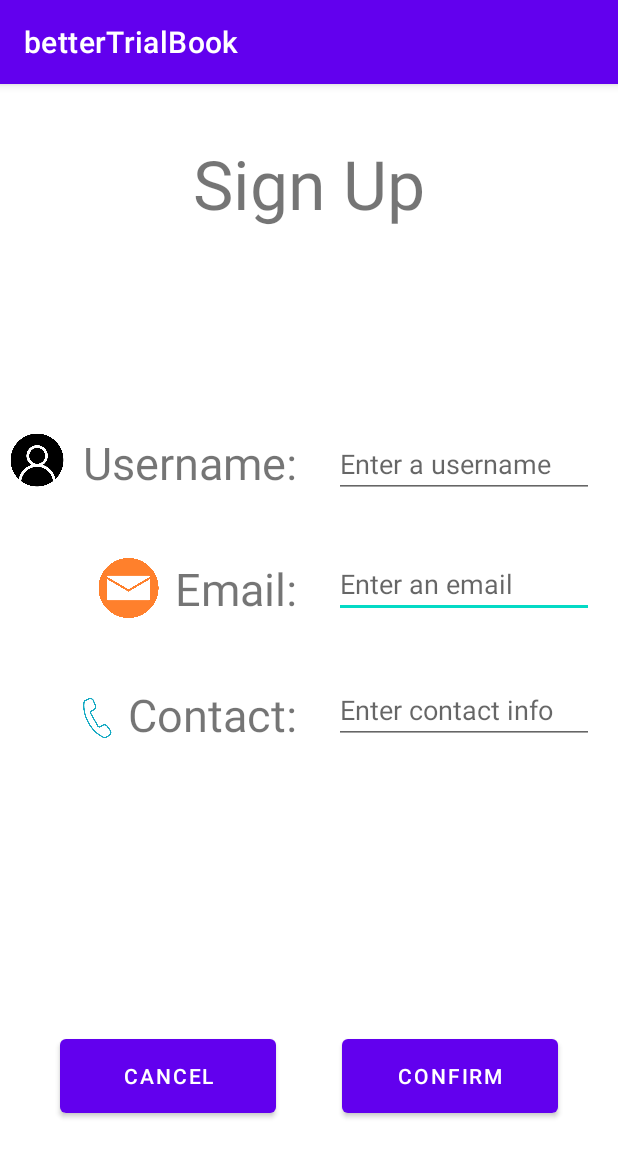
After one commit to CMPUT301W21T27/betterTrialBook, an Android app: the SignUp screen opened directly, with no data from a screen before it, on a phone screen of 412 x 824 dp. The commit adds this screen. Shown: the top 1157 px of the screen. Run offline under Robolectric (Android 15) with nearby library versions, the phone set to English and light mode, and no system bars.

Commit message:
Progress Commit
This is a progress to Sign up information page and Non-User profile page

```diff
--- a/code/app/src/main/AndroidManifest.xml
+++ b/code/app/src/main/AndroidManifest.xml
@@ -9,7 +9,9 @@
         android:roundIcon="@mipmap/ic_launcher_round"
         android:supportsRtl="true"
         android:theme="@style/Theme.BetterTrialBook">
-        <activity android:name=".ForumViewActivity"></activity>
+        <activity android:name=".SignUp"></activity>
+        <activity android:name=".NonUserProfile" />
+        <activity android:name=".ForumViewActivity" />
         <activity android:name=".ProfileViewActivity" />
         <activity android:name=".ExperimentViewActivity" />
         <activity android:name=".MainActivity">
--- /dev/null
+++ b/code/app/src/main/java/com/example/bettertrialbook/SignUp.java
@@ -0,0 +1,27 @@
+package com.example.bettertrialbook;
+
+import androidx.appcompat.app.AppCompatActivity;
+
+import android.os.Bundle;
+import android.view.View;
+import android.widget.Button;
+
+public class SignUp extends AppCompatActivity {
+
+    @Override
+    protected void onCreate(Bundle savedInstanceState) {
+        super.onCreate(savedInstanceState);
+        setContentView(R.layout.sign_up_information);
+
+        Button cancel = findViewById(R.id.Cancel);
+
+        // Send you back to the non-user profile page
+        cancel.setOnClickListener(new View.OnClickListener() {
+            @Override
+            public void onClick(View v) {
+                finish();
+            }
+        });
+
+    }
+}
--- /dev/null
+++ b/code/app/src/main/res/layout/sign_up_information.xml
@@ -0,0 +1,136 @@
+<?xml version="1.0" encoding="utf-8"?>
+<androidx.constraintlayout.widget.ConstraintLayout
+    xmlns:android="http://schemas.android.com/apk/res/android"
+    xmlns:app="http://schemas.android.com/apk/res-auto"
+    xmlns:tools="http://schemas.android.com/tools"
+    android:layout_width="match_parent"
+    android:layout_height="match_parent">
+
+    <TextView
+        android:id="@+id/SignUp_Display"
+        android:layout_width="249dp"
+        android:layout_height="112dp"
+        android:layout_marginTop="36dp"
+        android:text="Sign Up"
+        android:textSize="45sp"
+        android:gravity="center_horizontal"
+        app:layout_constraintEnd_toEndOf="parent"
+        app:layout_constraintStart_toStartOf="parent"
+        app:layout_constraintTop_toTopOf="parent" />
+
+    <EditText
+        android:id="@+id/Email"
+        android:layout_width="173dp"
+        android:layout_height="40dp"
+        android:layout_marginTop="316dp"
+        android:layout_marginEnd="16dp"
+        android:hint="Enter an email"
+        app:layout_constraintEnd_toEndOf="parent"
+        app:layout_constraintTop_toTopOf="parent" />
+
+    <TextView
+        android:id="@+id/Contact_Display"
+        android:layout_width="150dp"
+        android:layout_height="41dp"
+        android:layout_marginStart="48dp"
+        android:layout_marginTop="400dp"
+        android:text="Contact:"
+        android:textAlignment="textEnd"
+        android:textSize="30sp"
+        app:layout_constraintStart_toStartOf="parent"
+        app:layout_constraintTop_toTopOf="parent" />
+
+    <TextView
+        android:id="@+id/Email_Display"
+        android:layout_width="150dp"
+        android:layout_height="41dp"
+        android:layout_marginStart="48dp"
+        android:layout_marginTop="316dp"
+        android:text="Email:"
+        android:textAlignment="textEnd"
+        android:textSize="30sp"
+        app:layout_constraintStart_toStartOf="parent"
+        app:layout_constraintTop_toTopOf="parent" />
+
+    <TextView
+        android:id="@+id/UserName_Display"
+        android:layout_width="150dp"
+        android:layout_height="41dp"
+        android:layout_marginStart="48dp"
+        android:layout_marginTop="232dp"
+        android:text="Username:"
+        android:textAlignment="textEnd"
+        android:textSize="30sp"
+        app:layout_constraintStart_toStartOf="parent"
+        app:layout_constraintTop_toTopOf="parent" />
+
+    <EditText
+        android:id="@+id/Contact"
+        android:layout_width="173dp"
+        android:layout_height="40dp"
+        android:layout_marginTop="400dp"
+        android:layout_marginEnd="16dp"
+        android:hint="Enter contact info"
+        app:layout_constraintEnd_toEndOf="parent"
+        app:layout_constraintTop_toTopOf="parent" />
+
+    <EditText
+        android:id="@+id/Username"
+        android:layout_width="173dp"
+        android:layout_height="40dp"
+        android:layout_marginTop="236dp"
+        android:layout_marginEnd="16dp"
+        android:hint="Enter a username"
+        app:layout_constraintEnd_toEndOf="parent"
+        app:layout_constraintTop_toTopOf="parent" />
+
+    <Button
+        android:id="@+id/Cancel"
+        android:layout_width="144dp"
+        android:layout_height="61dp"
+        android:layout_marginStart="40dp"
+        android:layout_marginBottom="76dp"
+        android:text="Cancel"
+        app:layout_constraintBottom_toBottomOf="parent"
+        app:layout_constraintStart_toStartOf="parent" />
+
+    <Button
+        android:id="@+id/Confirm"
+        android:layout_width="144dp"
+        android:layout_height="61dp"
+        android:layout_marginEnd="40dp"
+        android:layout_marginBottom="76dp"
+        android:text="Confirm"
+        app:layout_constraintBottom_toBottomOf="parent"
+        app:layout_constraintEnd_toEndOf="parent" />
+
+    <ImageView
+        android:id="@+id/Username_Logo"
+        android:layout_width="41dp"
+        android:layout_height="37dp"
+        android:layout_marginStart="4dp"
+        android:layout_marginTop="232dp"
+        app:layout_constraintStart_toStartOf="parent"
+        app:layout_constraintTop_toTopOf="parent"
+        app:srcCompat="@drawable/username_logo" />
+
+    <ImageView
+        android:id="@+id/email_logo"
+        android:layout_width="43dp"
+        android:layout_height="40dp"
+        android:layout_marginStart="64dp"
+        android:layout_marginTop="316dp"
+        app:layout_constraintStart_toStartOf="parent"
+        app:layout_constraintTop_toTopOf="parent"
+        app:srcCompat="@drawable/email_logo" />
+
+    <ImageView
+        android:id="@+id/imageView4"
+        android:layout_width="48dp"
+        android:layout_height="46dp"
+        android:layout_marginStart="40dp"
+        android:layout_marginTop="400dp"
+        app:layout_constraintStart_toStartOf="parent"
+        app:layout_constraintTop_toTopOf="parent"
+        app:srcCompat="@drawable/contact_logo" />
+</androidx.constraintlayout.widget.ConstraintLayout>
--- a/code/app/src/main/res/values/strings.xml
+++ b/code/app/src/main/res/values/strings.xml
@@ -3,6 +3,7 @@
     <string name="display1">Sort:</string>
     <string name="button1">Create</string>
     <string name="button2">QR Code</string>
+    <string name="ID">ID: </string>
     <string name="profile_picture">Profile Picture</string>
     <string-array name="method">
         <item></item>
```
Also changed, not shown: code/app/src/main/java/com/example/bettertrialbook/MainActivity.java (+18 -0 lines), code/app/src/main/java/com/example/bettertrialbook/NonUserProfile.java (added, +36 -0 lines), code/app/src/main/res/layout/activity_sign_up.xml (added, +9 -0 lines), code/app/src/main/res/layout/sign_up.xml (added, +56 -0 lines), code/app/src/main/res/drawable/contact_logo.png (added), code/app/src/main/res/drawable/email_logo.png (added), code/app/src/main/res/drawable/slime.jpg (added), code/app/src/main/res/drawable/username_logo.png (added).
